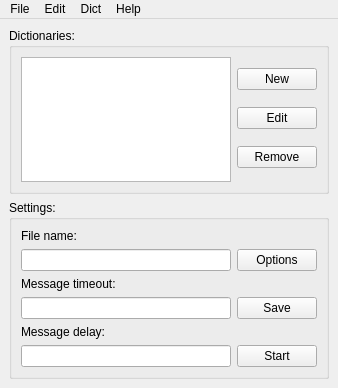
First picture: the form in qwordnotify.ui, repository hellhammer/qwordnotify, before the edit.
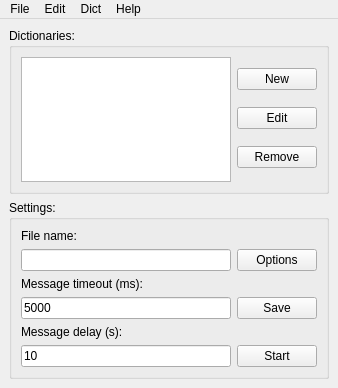
Second picture: the form after the edit.

What changed in the file:
```diff
--- a/qwordnotify.ui
+++ b/qwordnotify.ui
@@ -88,14 +88,18 @@
          <item>
           <widget class="QLabel" name="timeoutLabel">
            <property name="text">
-            <string>Message timeout:</string>
+            <string>Message timeout (ms):</string>
            </property>
           </widget>
          </item>
          <item>
           <layout class="QHBoxLayout" name="horizontalLayout_2">
            <item>
-            <widget class="QLineEdit" name="timeoutLineEdit"/>
+            <widget class="QLineEdit" name="timeoutLineEdit">
+             <property name="text">
+              <string>5000</string>
+             </property>
+            </widget>
            </item>
            <item>
             <widget class="QPushButton" name="savePushButton">
@@ -113,14 +117,18 @@
          <item>
           <widget class="QLabel" name="delayLabel">
            <property name="text">
-            <string>Message delay:</string>
+            <string>Message delay (s):</string>
            </property>
           </widget>
          </item>
          <item>
           <layout class="QHBoxLayout" name="horizontalLayout">
            <item>
-            <widget class="QLineEdit" name="delayLineEdit"/>
+            <widget class="QLineEdit" name="delayLineEdit">
+             <property name="text">
+              <string>10</string>
+             </property>
+            </widget>
            </item>
            <item>
             <widget class="QPushButton" name="startPushButton">
```
